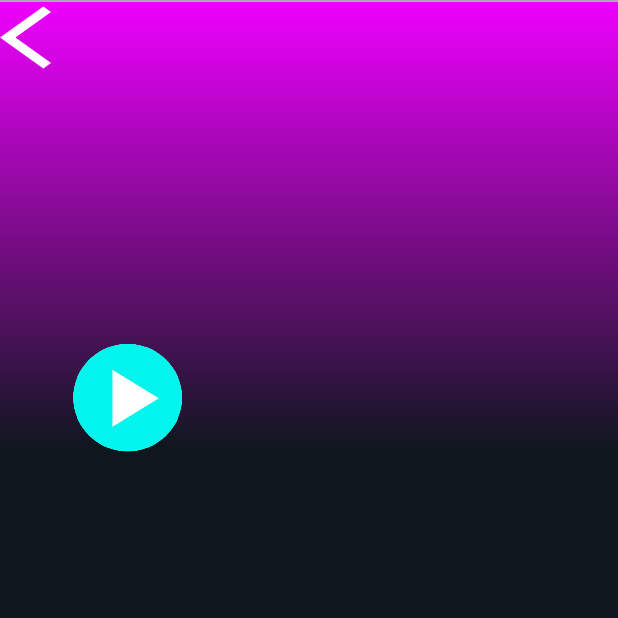
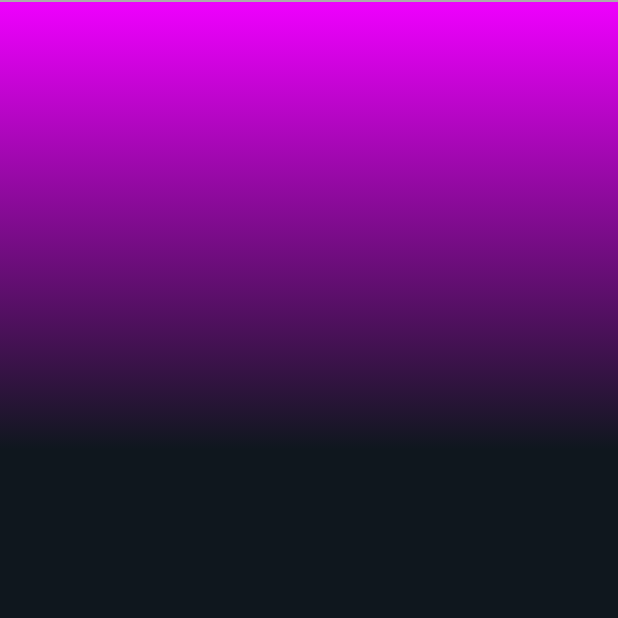
Before and after one commit to sukranyorulmazzzz/Magicky, an Android app: the NewActivity screen opened directly, with no data from a screen before it, on a phone screen of 412 x 824 dp, the top half of it. Run offline under Robolectric (Android 15) with nearby library versions, the phone set to English and light mode, and no system bars; our stand-ins replace Picasso, data binding; pictures from the network do not load; 14 statements that could not run were skipped.

Commit message:
commit 9.8.21

```diff
--- a/app/src/main/res/layout/activity_new.xml
+++ b/app/src/main/res/layout/activity_new.xml
@@ -41,32 +41,25 @@
                     android:layout_width="150dp"
                     android:layout_height="150dp"
                     android:layout_marginLeft="10dp"
-                    android:layout_marginTop="50dp"
+                    android:layout_marginTop="80dp"
                     android:scaleType="fitXY" />
-                <Button
-                    android:id="@+id/playbutton"
-                    android:layout_marginTop="220dp"
-                    android:layout_marginLeft="40dp"
-                    android:background="@drawable/iconplay"
-                    android:layout_width="90dp"
-                    android:layout_height="90dp"
-                    />
+
 
                 <TextView
                     android:id="@+id/name"
-                     android:gravity="center"
-                    android:textStyle="bold|normal"
-                    android:textSize="22sp"
+                    android:layout_width="200dp"
+                    android:layout_height="wrap_content"
+                    android:layout_marginLeft="180dp"
+                    android:layout_marginTop="80dp"
+                    android:layout_marginRight="15dp"
                     android:elevation="15dp"
+                    android:fontFamily="@font/magicky"
+                    android:gravity="center"
                     android:padding="10dp"
-                    android:fontFamily="@font/magicky"
-                    android:layout_marginTop="50dp"
-                    android:layout_marginLeft="180dp"
-                    android:layout_marginRight="15dp"
 
                     android:textColor="@color/white"
-                    android:layout_width="200dp"
-                    android:layout_height="wrap_content"/>
+                    android:textSize="22sp"
+                    android:textStyle="bold|normal" />
                 <View
                     android:background="@android:color/darker_gray"
                     android:layout_width="match_parent"
@@ -85,16 +78,12 @@
                     android:layout_width="200dp"
                     android:layout_height="wrap_content"/>
 
-                <Button
-                    android:id="@+id/buttonback"
-                    android:layout_width="70dp"
-                    android:layout_height="50dp"
-                    android:background="@drawable/backwhite" />
+
                 <androidx.recyclerview.widget.RecyclerView
+                    android:id="@+id/recyclerViewSecond"
                     android:layout_width="match_parent"
                     android:layout_height="wrap_content"
-                    android:layout_marginTop="300dp"
-                    android:id="@+id/recyclerViewSecond"/>
+                    android:layout_marginTop="300dp" />
 
 
 
```
Also changed, not shown: app/src/main/java/com/example/recyclerview/SongData.kt (+24 -0 lines), app/src/main/java/com/example/recyclerview/UI/HomeYeni.kt (+67 -100 lines), app/src/main/java/com/example/recyclerview/UI/NewActivity.kt (+8 -0 lines), app/src/main/res/layout/item.xml (+24 -8 lines).
